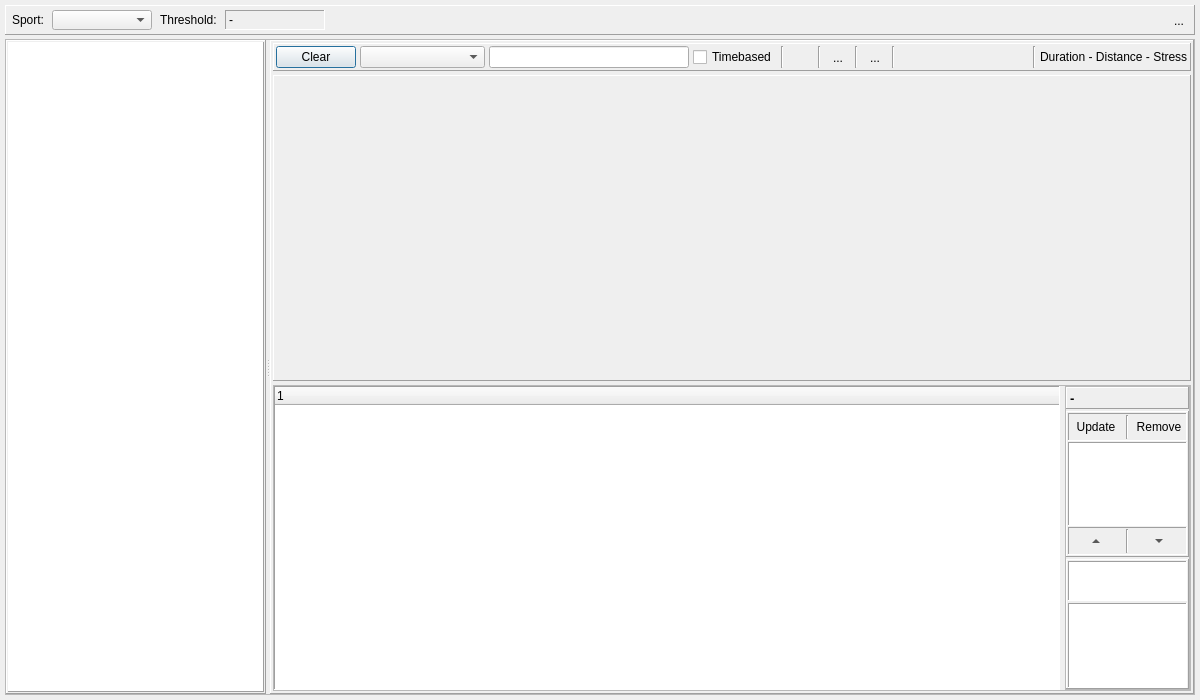
Before: the Qt Designer form dialog_workcreator.ui in Tria-Andy/WorkoutEditor, drawn with Qt 5.
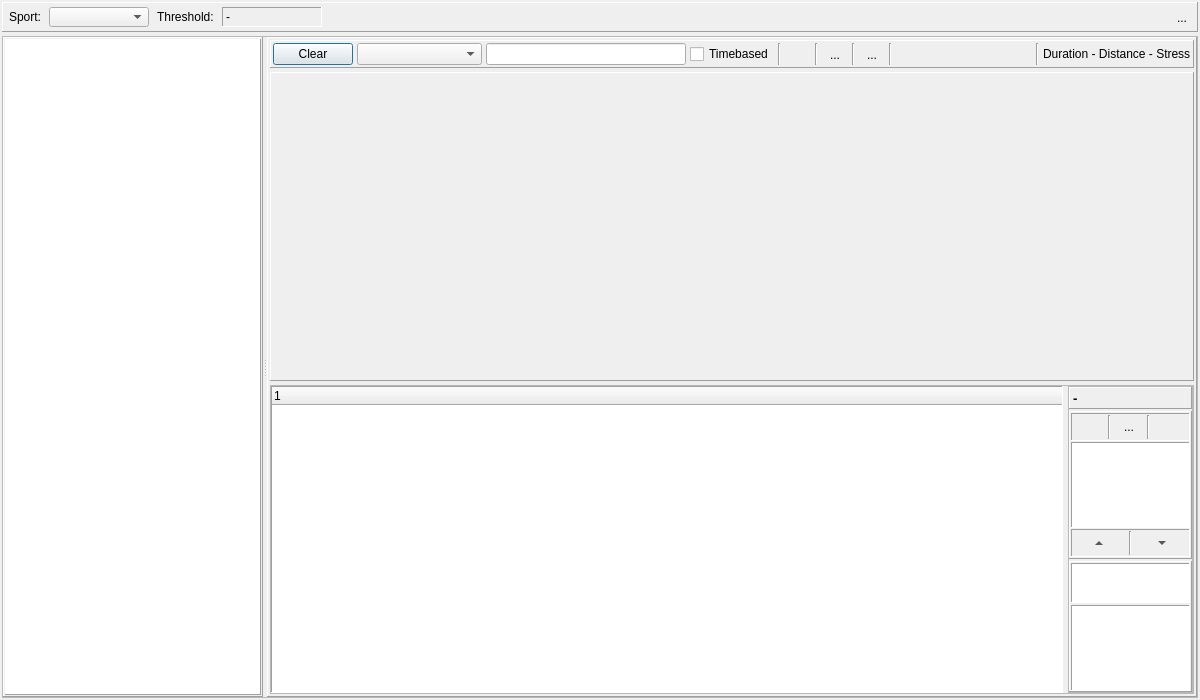
After: the same form once the commit is applied. Icons and pictures are not drawn. Custom widgets are drawn as their Qt base class.

What changed in the file:
```diff
--- a/dialog_workcreator.ui
+++ b/dialog_workcreator.ui
@@ -23,16 +23,16 @@
     <number>4</number>
    </property>
    <property name="leftMargin">
-    <number>5</number>
+    <number>2</number>
    </property>
    <property name="topMargin">
-    <number>5</number>
+    <number>2</number>
    </property>
    <property name="rightMargin">
-    <number>5</number>
+    <number>2</number>
    </property>
    <property name="bottomMargin">
-    <number>5</number>
+    <number>2</number>
    </property>
    <item>
     <widget class="QFrame" name="frame_header">
@@ -582,9 +582,7 @@
               <number>0</number>
              </property>
              <item>
-              <widget class="QCustomPlot" name="widget_plot" native="true">
-               <zorder>frame_values</zorder>
-              </widget>
+              <widget class="QCustomPlot" name="widget_plot" native="true"/>
              </item>
             </layout>
            </widget>
@@ -745,7 +743,7 @@
                      </property>
                      <layout class="QHBoxLayout" name="horizontalLayout_4">
                       <property name="spacing">
-                       <number>4</number>
+                       <number>1</number>
                       </property>
                       <property name="leftMargin">
                        <number>1</number>
@@ -763,18 +761,28 @@
                        <widget class="QToolButton" name="toolButton_update">
                         <property name="minimumSize">
                          <size>
-                          <width>50</width>
+                          <width>30</width>
                           <height>24</height>
                          </size>
                         </property>
                         <property name="maximumSize">
                          <size>
-                          <width>50</width>
+                          <width>30</width>
                           <height>24</height>
                          </size>
                         </property>
                         <property name="text">
-                         <string>Update</string>
+                         <string/>
+                        </property>
+                        <property name="icon">
+                         <iconset resource="resources.qrc">
+                          <normaloff>:/images/icons/Refresh.png</normaloff>:/images/icons/Refresh.png</iconset>
+                        </property>
+                        <property name="iconSize">
+                         <size>
+                          <width>18</width>
+                          <height>18</height>
+                         </size>
                         </property>
                         <property name="autoRaise">
                          <bool>true</bool>
@@ -788,22 +796,71 @@
                         </property>
                        </widget>
                       </item>
+                      <item>
+                       <widget class="QToolButton" name="toolButton_cancel">
+                        <property name="minimumSize">
+                         <size>
+                          <width>30</width>
+                          <height>24</height>
+                         </size>
+                        </property>
+                        <property name="maximumSize">
+                         <size>
+                          <width>30</width>
+                          <height>24</height>
+                         </size>
+                        </property>
+                        <property name="text">
+                         <string>...</string>
+                        </property>
+                        <property name="icon">
+                         <iconset resource="resources.qrc">
+                          <normaloff>:/images/icons/Cancel.png</normaloff>:/images/icons/Cancel.png</iconset>
+                        </property>
+                        <property name="iconSize">
+                         <size>
+                          <width>18</width>
+                          <height>18</height>
+                         </size>
+                        </property>
+                        <property name="autoRaise">
+                         <bool>true</bool>
+                        </property>
+                       </widget>
+                      </item>
+                      <item>
+                       <widget class="Line" name="line_8">
+                        <property name="orientation">
+                         <enum>Qt::Vertical</enum>
+                        </property>
+                       </widget>
+                      </item>
                       <item>
                        <widget class="QToolButton" name="toolButton_remove">
                         <property name="minimumSize">
                          <size>
-                          <width>50</width>
+                          <width>30</width>
                           <height>24</height>
                          </size>
                         </property>
                         <property name="maximumSize">
                          <size>
-                          <width>50</width>
+                          <width>30</width>
                           <height>24</height>
                          </size>
                         </property>
                         <property name="text">
-                         <string>Remove</string>
+                         <string/>
+                        </property>
+                        <property name="icon">
+                         <iconset resource="resources.qrc">
+                          <normaloff>:/images/icons/Delete.png</normaloff>:/images/icons/Delete.png</iconset>
+                        </property>
+                        <property name="iconSize">
+                         <size>
+                          <width>18</width>
+                          <height>18</height>
+                         </size>
                         </property>
                         <property name="autoRaise">
                          <bool>true</bool>
```
